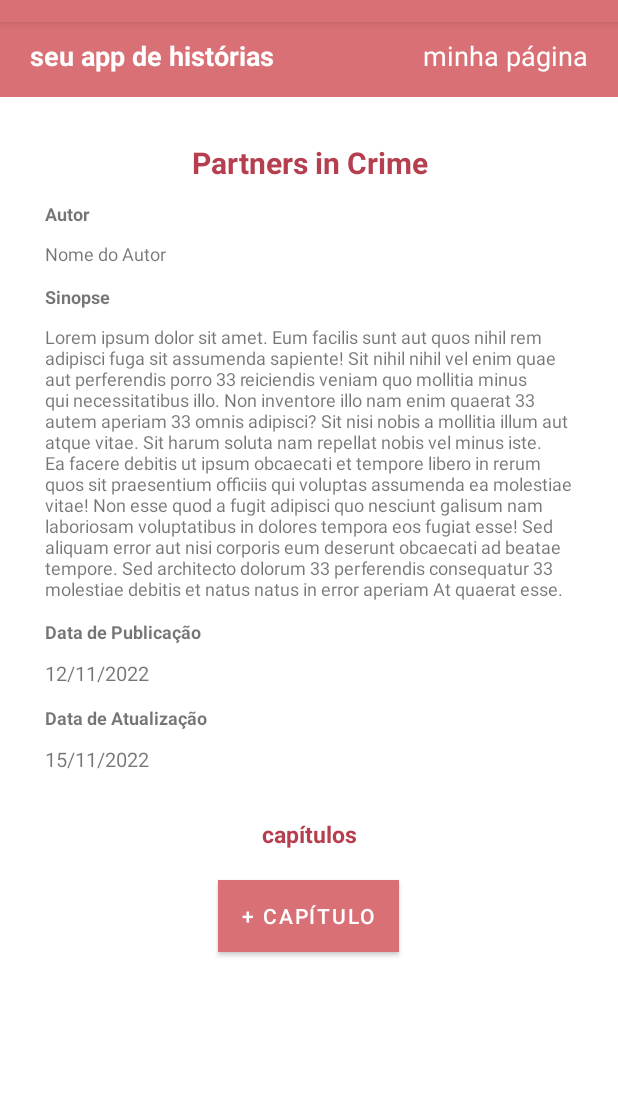
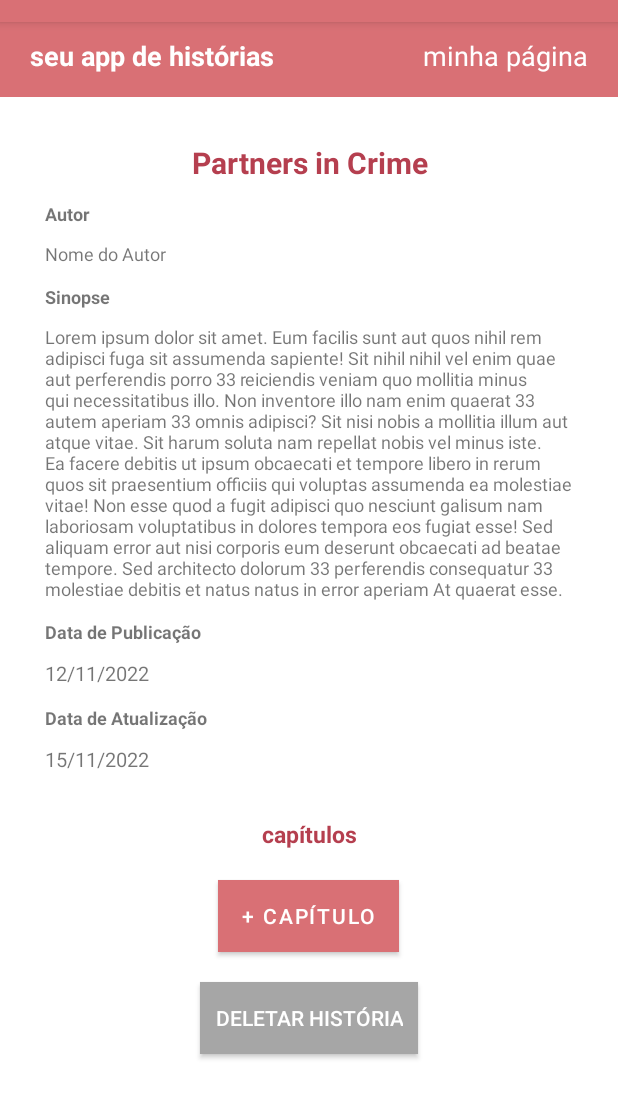
Before and after one commit to GHBAlbuquerque/befic_kotlin_fiap, an Android app: the StoryInfoActivity screen opened directly, with no data from a screen before it, on a phone screen of 412 x 824 dp, the part 62-1181 px from its top. Run offline under Robolectric (Android 15) with nearby library versions, the phone set to English and light mode, and no system bars; 5 statements that could not run were skipped.

Commit message:
feature: adiciona botoes de deletar capitulo e deletar historia

```diff
--- a/app/src/main/res/layout/activity_story_info.xml
+++ b/app/src/main/res/layout/activity_story_info.xml
@@ -158,6 +158,23 @@
                 app:layout_constraintHorizontal_bias="0.425"
                 app:layout_constraintStart_toStartOf="parent"
                 app:layout_constraintTop_toTopOf="parent" />
+
+            <androidx.appcompat.widget.AppCompatButton
+                android:id="@+id/btn_deletar_historia"
+                android:layout_width="wrap_content"
+                android:layout_height="wrap_content"
+                android:layout_gravity="center"
+                android:layout_marginTop="10dp"
+                android:layout_marginBottom="20sp"
+                android:background="@color/gray"
+                android:onClick="createChapter"
+                android:paddingHorizontal="10sp"
+                android:text="deletar história"
+                android:textColor="@android:color/white"
+                app:layout_constraintEnd_toEndOf="parent"
+                app:layout_constraintHorizontal_bias="0.425"
+                app:layout_constraintStart_toStartOf="parent"
+                app:layout_constraintTop_toTopOf="parent" />
         </LinearLayout>
     </ScrollView>
 
--- a/app/src/main/res/values/colors.xml
+++ b/app/src/main/res/values/colors.xml
@@ -10,4 +10,5 @@
     <color name="pink_200">#d97075</color>
     <color name="pink_300">#b53f4f</color>
     <color name="pink_400">#a62a58</color>
+    <color name="gray">#a6a6a6</color>
 </resources>
```
Also changed, not shown: app/src/main/res/layout/chapter_item_list.xml (+12 -0 lines), app/src/main/res/drawable/delete_icon.png (added).
